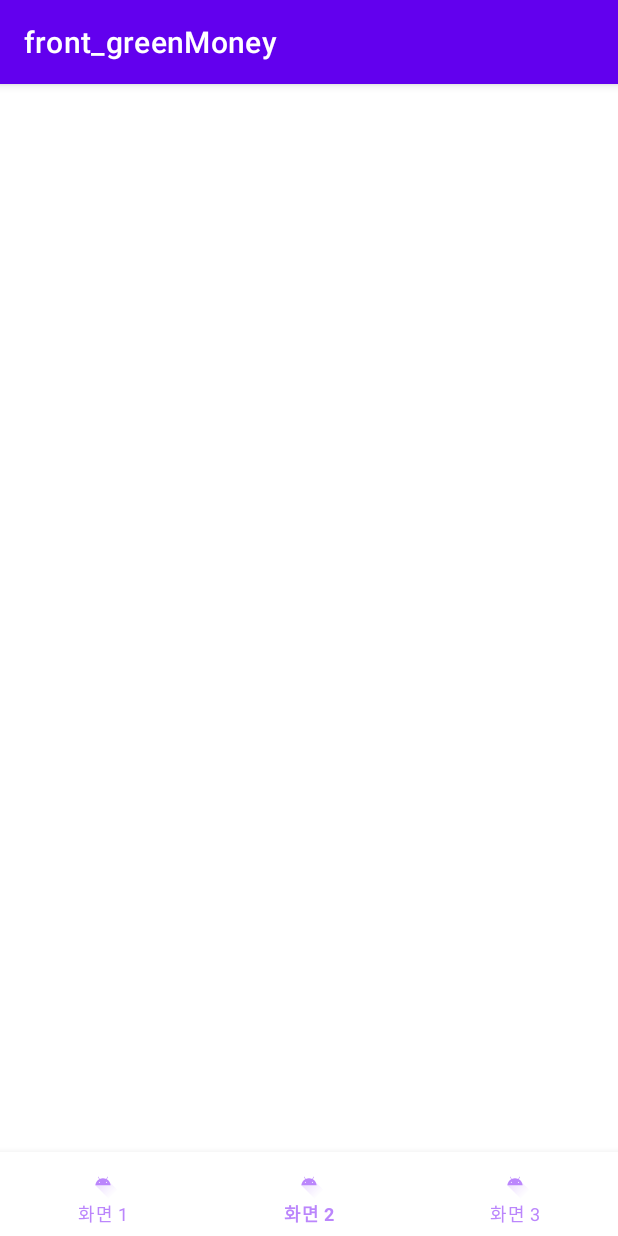
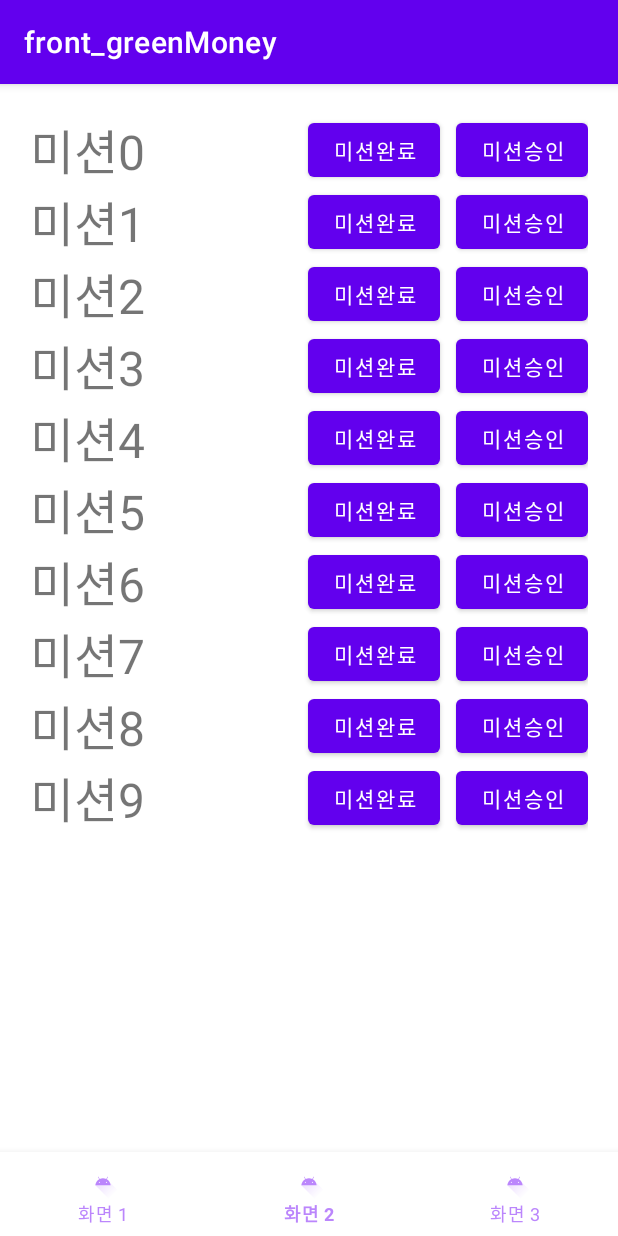
Before and after one commit to kelly1422/front_greenMoney, an Android app: the screen it shows after launch (MainActivity), item 2 of the bottom bar chosen, on a phone screen of 412 x 824 dp. Run offline under Robolectric (Android 15) with nearby library versions, the phone set to English and light mode, and no system bars.

Commit message:
add Fragment

```diff
--- /dev/null
+++ b/app/src/main/java/com/cookandroid/front_greenmoney/FragmentPage1.java
@@ -0,0 +1,25 @@
+package com.cookandroid.front_greenmoney;
+
+import android.os.Bundle;
+import android.view.LayoutInflater;
+import android.view.View;
+import android.view.ViewGroup;
+
+import androidx.annotation.NonNull;
+import androidx.annotation.Nullable;
+import androidx.fragment.app.Fragment;
+
+public class FragmentPage1 extends Fragment {
+
+    @Nullable
+    @Override
+    public View onCreateView(@NonNull LayoutInflater inflater, @Nullable ViewGroup container, @Nullable Bundle savedInstanceState) {
+        setHasOptionsMenu(true);
+        return inflater.inflate(R.layout.activity_tree, container, false);
+    }
+    @Override
+    public void onViewCreated(@NonNull View view, @Nullable Bundle savedInstanceState) {
+        super.onViewCreated(view, savedInstanceState);
+    }
+
+}
--- /dev/null
+++ b/app/src/main/java/com/cookandroid/front_greenmoney/FragmentPage2.java
@@ -0,0 +1,45 @@
+package com.cookandroid.front_greenmoney;
+
+import static android.content.ContentValues.TAG;
+
+import android.os.Bundle;
+import android.util.Log;
+import android.view.LayoutInflater;
+import android.view.View;
+import android.view.ViewGroup;
+
+import androidx.annotation.NonNull;
+import androidx.annotation.Nullable;
+import androidx.fragment.app.Fragment;
+import androidx.recyclerview.widget.LinearLayoutManager;
+import androidx.recyclerview.widget.RecyclerView;
+
+import java.util.ArrayList;
+
+public class FragmentPage2 extends Fragment {
+
+    @Nullable
+    @Override
+    public View onCreateView(@NonNull LayoutInflater inflater, @Nullable ViewGroup container, @Nullable Bundle savedInstanceState) {
+        setHasOptionsMenu(true);
+        ViewGroup rootView = (ViewGroup) inflater.inflate(R.layout.activity_mission, container, false);
+
+        ArrayList<String> list = new ArrayList<String>();
+        for(int i = 0; i < 10; i++)
+        {
+            list.add("미션"+i+""); //서버에서 데이터 받아서 add
+        }
+
+        RecyclerView re = (RecyclerView)rootView.findViewById(R.id.recyclerView);
+        MissionAdapter adapter = new MissionAdapter(list);
+        re.setAdapter(adapter);
+        re.setLayoutManager(new LinearLayoutManager(getActivity()));
+        re.setLayoutManager(new LinearLayoutManager(getActivity(), LinearLayoutManager.VERTICAL,false));
+        return rootView;
+    }
+    @Override
+    public void onViewCreated(@NonNull View view, @Nullable Bundle savedInstanceState) {
+        super.onViewCreated(view, savedInstanceState);
+    }
+
+}
--- a/app/src/main/java/com/cookandroid/front_greenmoney/MissionActivity.java
+++ b/app/src/main/java/com/cookandroid/front_greenmoney/MissionActivity.java
@@ -29,6 +29,6 @@ public class MissionActivity extends AppCompatActivity {
         re.setAdapter(adapter);
         Log.e(TAG, "onCreate: setting");
         re.setLayoutManager(new LinearLayoutManager(this));
-        //re.setLayoutManager(new LinearLayoutManager(this, LinearLayoutManager.VERTICAL,false));
+        re.setLayoutManager(new LinearLayoutManager(this, LinearLayoutManager.VERTICAL,false));
     }
 }
```
Also changed, not shown: app/src/main/java/com/cookandroid/front_greenmoney/FragmentPage3.java (added, +25 -0 lines), app/src/main/res/layout/activity_tree.xml (+0 -21 lines).
